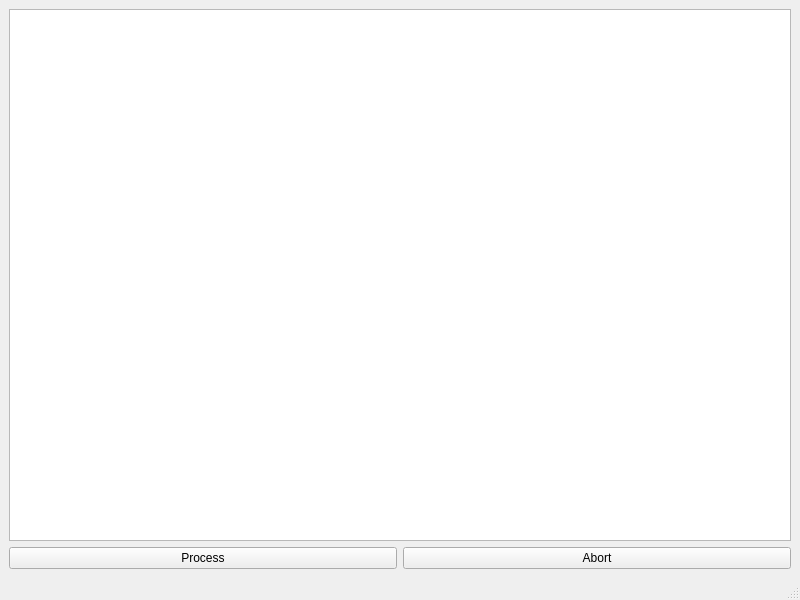
The window that BioImageOperation/ImageWindow.ui (folterj/BioImageOperation) describes before a commit, drawn with Qt 5.
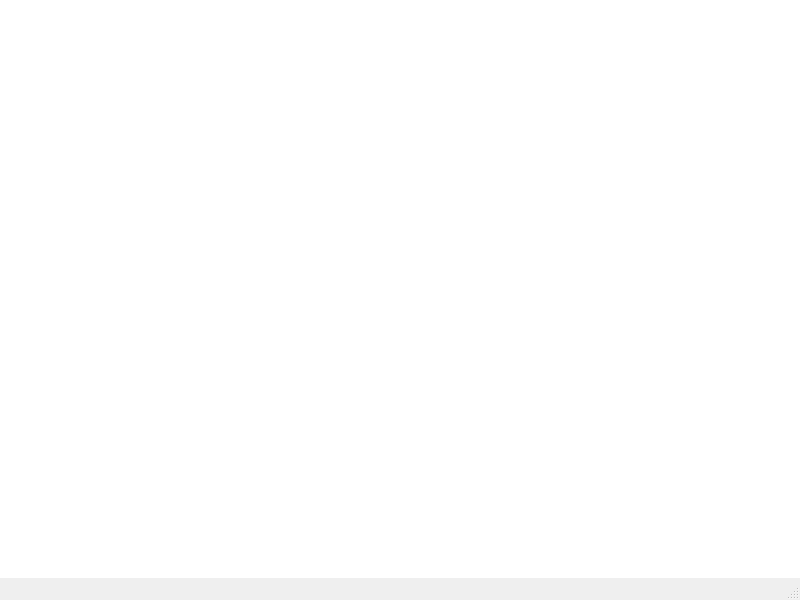
The same window after the commit.

```diff
--- a/BioImageOperation/ImageWindow.ui
+++ b/BioImageOperation/ImageWindow.ui
@@ -15,13 +15,8 @@
   </property>
   <widget class="QWidget" name="centralwidget">
    <layout class="QVBoxLayout" name="verticalLayout">
-    <item>
-     <widget class="QGraphicsView" name="graphicsView"/>
-    </item>
-    <item>
-     <layout class="QHBoxLayout">
       <property name="spacing">
-       <number>6</number>
+     <number>0</number>
       </property>
       <property name="leftMargin">
        <number>0</number>
@@ -36,20 +31,17 @@
        <number>0</number>
       </property>
       <item>
-       <widget class="QPushButton" name="processButton">
-        <property name="text">
-         <string>Process</string>
-        </property>
-       </widget>
-      </item>
-      <item>
-       <widget class="QPushButton" name="abortButton">
-        <property name="text">
-         <string>Abort</string>
-        </property>
-       </widget>
-      </item>
-     </layout>
+     <widget class="QGraphicsView" name="graphicsView">
+      <property name="frameShape">
+       <enum>QFrame::NoFrame</enum>
+      </property>
+      <property name="frameShadow">
+       <enum>QFrame::Plain</enum>
+      </property>
+      <property name="lineWidth">
+       <number>0</number>
+      </property>
+     </widget>
     </item>
    </layout>
   </widget>
```
Left out of the diff: 10 changed lines with no effect on the pictures. Lines whose indentation alone changed are shown as unchanged.
